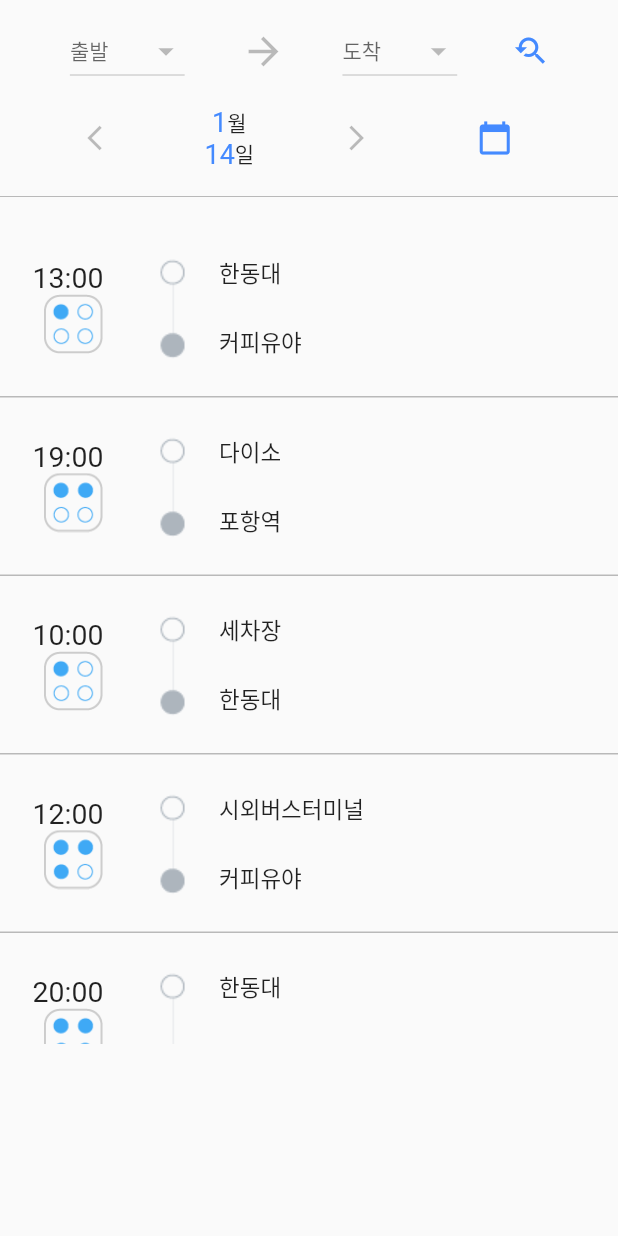
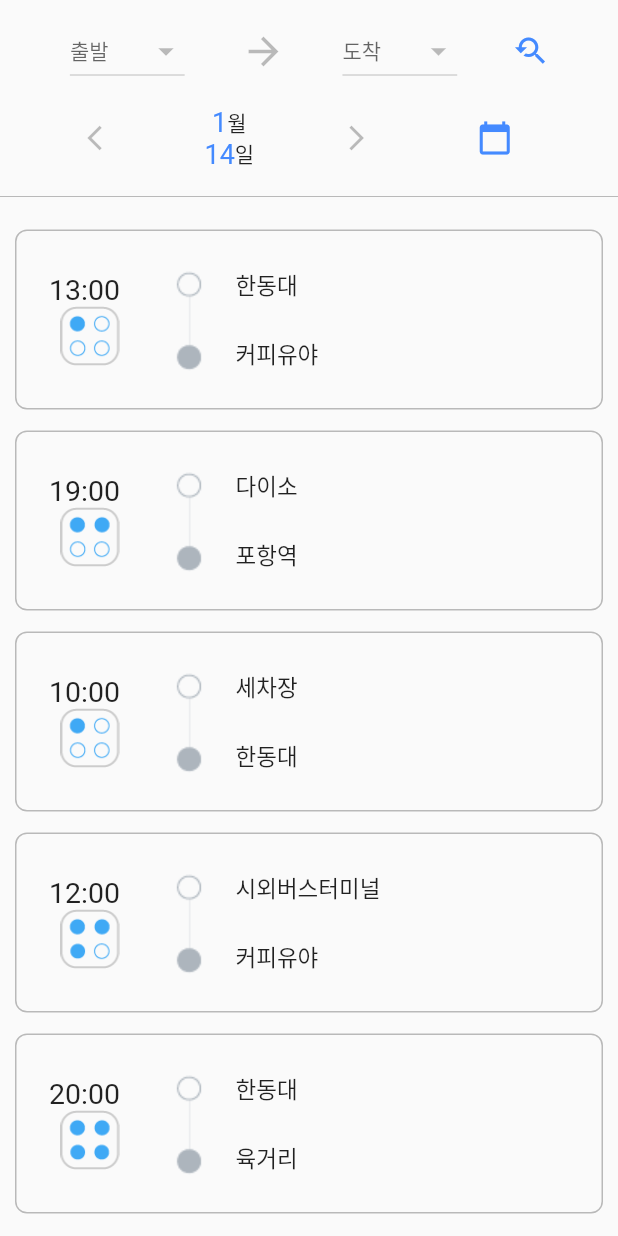
Before and after one commit to JangJuMan/iTaxi3.0, a Flutter app: the TaxiList screen opened directly, on a phone screen of 412 x 824 dp. Run offline on Flutter 3.47's test engine with Material 2 defaults, Android fonts, the phone set to English and light mode, and no system bars; network calls fail.

```diff
--- a/lib/chatRoom/chatRoomMain.dart
+++ b/lib/chatRoom/chatRoomMain.dart
@@ -2,6 +2,7 @@ import 'package:flutter/material.dart';
 import 'package:flutter/foundation.dart'; // 테마
 import 'package:flutter/cupertino.dart';  // 플랫폼별 버튼
 import 'package:intl/intl.dart';          // Datetime format
+import 'package:itaxi/main.dart';
 import 'package:itaxi/themes.dart';       // 이거 임포트 경로가 다를 수 있음. 깃헙이름이 iTaxi 3.0이라서 내 로컬이랑 다를수도..
 
 import 'package:http/http.dart' as http;  // 네트워크 통신 테스트
@@ -342,6 +343,7 @@ class _ChatScreenState extends State<ChatScreen> with TickerProviderStateMixin {
   @override
   Widget build(BuildContext context) {
     return Scaffold(
+      resizeToAvoidBottomPadding: false,
       appBar: AppBar(
         // TODO: 나중에 setState로 ??? 방장? 이런식으로 제목 바꾸기
         title: Text(roomTitle),
--- a/lib/screen/listpage.dart
+++ b/lib/screen/listpage.dart
@@ -1,6 +1,11 @@
 import 'package:flutter/material.dart';
+import 'package:itaxi/chatRoom/chatRoomMain.dart';
 import 'package:itaxi/screen/pluspage.dart';
 import 'package:flutter/cupertino.dart';
+import 'package:itaxi/settings/setting.dart';
+
+import '../customPageRoutes.dart';
+import '../main.dart';
 
 
 class TaxiCarList extends StatefulWidget {
@@ -228,9 +233,11 @@ class _CalendarState extends State<CalendarSection> {
 //taxi all
 class _TaxiListState extends State<TaxiList> {
   List<Map<String, String>> datas = [];
+
   @override
   void initState() {
     super.initState();
+    ContextKeeper().init(context);
     datas = [
       {
         "people": "assets/images/Final-oneblue.png",
@@ -269,6 +276,29 @@ class _TaxiListState extends State<TaxiList> {
     return ListView.separated(
       itemBuilder: (BuildContext context, int index) {
         return Container(
+          // 주만: 카드형식으로 수정. (리스트 형식이랑 비교 후, 둘 중 하나로 통합)
+          margin: EdgeInsets.symmetric(horizontal: 10.0, vertical: 7.0),
+          decoration: BoxDecoration(
+            border: Border.all(width: 1.0, color: Colors.black26),
+            borderRadius: BorderRadius.circular(8.0),
+            // color: Colors.white,
+            // boxShadow: [
+            //   BoxShadow(
+            //     blurRadius: 0.5,
+            //     offset: Offset(0.5, 0.5),
+            //   ),
+            // ],
+          ),
+          child: InkWell(
+            // 주만: tap 효과를 위해.
+            onTap: () {
+              // Navigator
+              // Navigator.of(context, rootNavigator: true).pushReplacement(MaterialPageRoute(builder: (context) => new ChatScreen()));
+              Navigator.push(context, MaterialPageRoute(builder: (context) => ChatScreen()));
+              // Navigator.push(context, MaterialPageRoute(builder: (context) => UpdateInfo()),);
+              // Navigator.of(context).pushNamed("/ChatScreen");
+              // Navigator.pushNamedAndRemoveUntil(ContextKeeper.buildContext, 'ChatScreen', (_) => false);
+            },
             child: Row(
               //mainAxisAlignment: MainAxisAlignment.center,
               children: <Widget>[
@@ -316,12 +346,14 @@ class _TaxiListState extends State<TaxiList> {
                 ),
               ],
             ),
+          ),
         );
       },
       separatorBuilder: (BuildContext context, int index) {
         return Container(
-          height: 1,
-          color: Colors.black26,
+          // 주만: 구분선 삭제
+          // height: 1,
+          // color: Colors.black26,
         );
       },
       itemCount: 5,
@@ -343,8 +375,9 @@ class _TaxiListState extends State<TaxiList> {
             color: Colors.black26,
             height: 30,
           ),
-          SizedBox(
-            height: 550.0,
+          // 주만: 기존의 SizedBox + height: 550 으로 처리되었던 부분을
+          // 다양한 크기의 스크린에서의 호환성을 위해 Flexible로 변경
+          Flexible(
             child: listWidget(),
           )
         ],
@@ -471,8 +504,9 @@ class _CarListState extends State<CarList> {
             color: Colors.black26,
             height: 30,
           ),
-          SizedBox(
-            height: 550.0,
+          // 주만: 기존의 SizedBox + height: 550 으로 처리되었던 부분을
+          // 다양한 크기의 스크린에서의 호환성을 위해 Flexible로 변경
+          Flexible(
             child: listWidget(),
           )
         ],
@@ -511,7 +545,8 @@ class _TaxiCarListState extends State<TaxiCarList> {
               )
             ],
           ),
-          body: TabBarView(
+          body:
+          TabBarView(
             children: <Widget>[
               TaxiList(),
               CarList(),
```
Also changed, not shown: lib/main.dart (+80 -12 lines), lib/settings/setting.dart (+6 -7 lines), lib/signInUp/signIn.dart (+7 -2 lines). Lines whose indentation alone changed are shown as unchanged.
